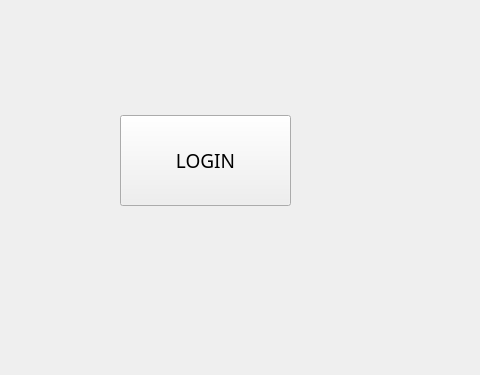
The window that frontend/mainwindow.ui (t1rate01/ATM_groupproject) describes before a commit, drawn with Qt 5; both pictures show x 710 to 1190 and y 345 to 720 of the 1280 by 720 pixel window.
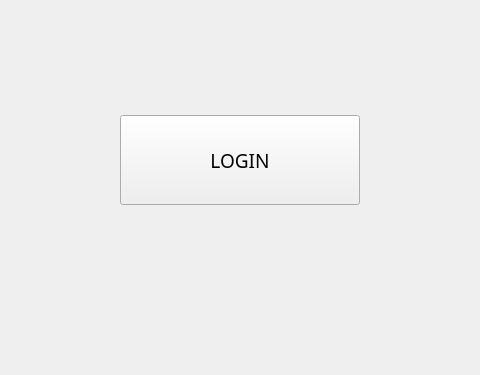
The same window after the commit.

What changed in the file:
```diff
--- a/frontend/mainwindow.ui
+++ b/frontend/mainwindow.ui
@@ -98,8 +98,8 @@
      <rect>
       <x>830</x>
       <y>460</y>
-      <width>171</width>
-      <height>91</height>
+      <width>240</width>
+      <height>90</height>
      </rect>
     </property>
     <property name="sizePolicy">
```
